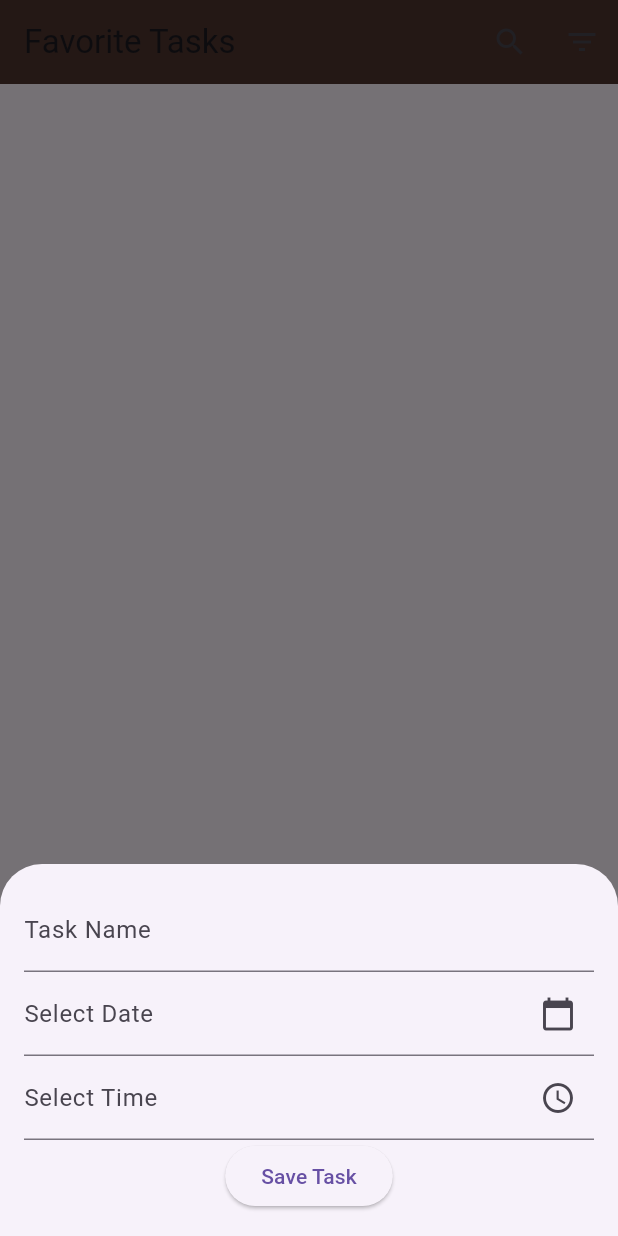
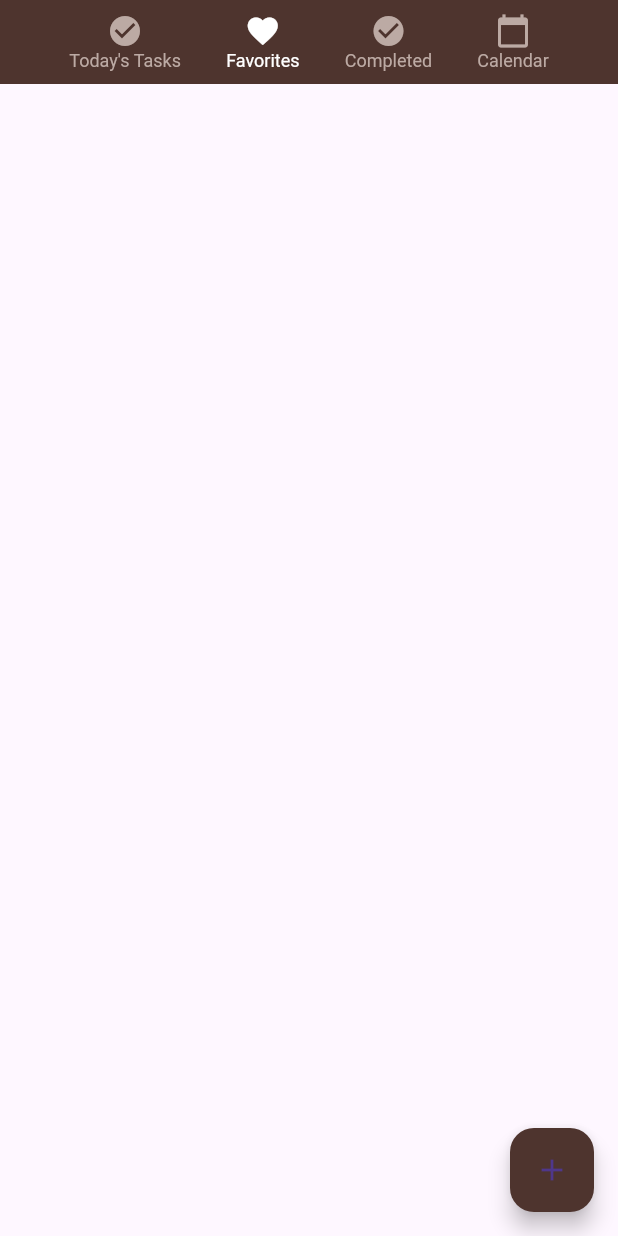
Before and after one commit to fizzzzaaa/task_management_app, a Flutter app: the FavoritesScreen screen opened directly, after a tap on the "add" icon, on a phone screen of 412 x 824 dp. Run offline on Flutter 3.47's test engine with Material 3 defaults, Android fonts, the phone set to English and light mode, and no system bars; our stand-ins replace hive_flutter, sqflite; accounts and stored records are empty; statements that could not run were skipped.

Commit message:
added new method to show the task on the screen

```diff
--- a/lib/database.dart
+++ b/lib/database.dart
@@ -1,14 +1,12 @@
 import 'package:sqflite/sqflite.dart';
 import 'package:path/path.dart';
-import 'task_model.dart';
+import 'task_model.dart'; // Ensure you have this import for your Task model
 
 class DatabaseHelper {
   static final DatabaseHelper _instance = DatabaseHelper._internal();
+  factory DatabaseHelper() => _instance;
+
   static Database? _database;
-
-  factory DatabaseHelper() {
-    return _instance;
-  }
 
   DatabaseHelper._internal();
 
@@ -19,41 +17,37 @@ class DatabaseHelper {
   }
 
   Future<Database> _initDatabase() async {
+    String path = join(await getDatabasesPath(), 'tasks.db');
     return await openDatabase(
-      join(await getDatabasesPath(), 'tasks.db'),
+      path,
+      version: 1,
       onCreate: (db, version) {
         return db.execute(
-          'CREATE TABLE tasks(id INTEGER PRIMARY KEY AUTOINCREMENT, title TEXT, date TEXT, time TEXT, isCompleted INTEGER)',
+          'CREATE TABLE tasks(id INTEGER PRIMARY KEY AUTOINCREMENT, title TEXT, date TEXT, time TEXT, isFavorite INTEGER)',
         );
       },
-      version: 1,
     );
   }
 
-  Future<List<Task>> getAllTasks() async {
+  // Method to get favorite tasks
+  Future<List<Task>> getFavoriteTasks() async {
     final db = await database;
-    final List<Map<String, dynamic>> maps = await db.query('tasks');
+    final List<Map<String, dynamic>> maps = await db.query(
+      'tasks',
+      where: 'isFavorite = ?',
+      whereArgs: [1], // Assuming 1 indicates that the task is a favorite
+    );
 
     return List.generate(maps.length, (i) {
-      return Task.fromMap(maps[i]);
+      return Task(
+        id: maps[i]['id'],
+        title: maps[i]['title'],
+        date: maps[i]['date'],
+        time: maps[i]['time'],
+        // Add other fields if necessary
+      );
     });
   }
 
-  Future<void> insertTask(Task task) async {
-    final db = await database;
-    await db.insert(
-      'tasks',
-      task.toMap(),
-      conflictAlgorithm: ConflictAlgorithm.replace,
-    );
-  }
-
-  Future<void> deleteTask(int id) async {
-    final db = await database;
-    await db.delete(
-      'tasks',
-      where: 'id = ?',
-      whereArgs: [id],
-    );
-  }
+// Add other database methods (insert, update, delete) here
 }
--- a/lib/favorites_screen.dart
+++ b/lib/favorites_screen.dart
@@ -1,6 +1,9 @@
 import 'package:flutter/material.dart';
-import 'database.dart'; // Import your SQLite database helper
-import 'task_model.dart'; // Import your Task model
+import 'database.dart'; // Import the database helper
+import 'task_model.dart'; // Import the TaskItem
+import 'todaytask.dart'; // Import TodayTaskPage
+import 'completed_screen.dart'; // Import CompletedScreen
+import 'calendar_screen.dart'; // Import CalendarScreen
 
 class FavoritesScreen extends StatefulWidget {
   @override
@@ -8,9 +11,8 @@ class FavoritesScreen extends StatefulWidget {
 }
 
 class _FavoritesScreenState extends State<FavoritesScreen> {
-  List<Task> favoriteTasks = []; // List to hold favorite tasks
-  String? taskDate; // To hold the selected date
-  String? taskTime; // To hold the selected time
+  List<Task> favoriteTasks = []; // List to store favorite tasks
+  int _selectedIndex = 1; // Track the selected index for the bottom navigation bar
 
   @override
   void initState() {
@@ -19,179 +21,94 @@ class _FavoritesScreenState extends State<FavoritesScreen> {
   }
 
   Future<void> _loadFavoriteTasks() async {
-    final dbHelper = DatabaseHelper(); // Create an instance of DatabaseHelper
-    final tasks = await dbHelper.getAllTasks(); // Fetch all tasks from the database
+    final dbHelper = DatabaseHelper();
+    final allFavorites = await dbHelper.getFavoriteTasks(); // Fetch favorite tasks
     setState(() {
-      favoriteTasks = tasks.where((task) => task.isFavorite).toList(); // Filter for favorite tasks
+      favoriteTasks = allFavorites; // Update state with fetched favorite tasks
     });
   }
 
-  void _showTaskInputModal() {
-    String taskName = ''; // Variable to hold the task name
+  // Function to handle bottom navigation
+  void _onItemTapped(int index) {
+    setState(() {
+      _selectedIndex = index; // Update the selected index
+    });
 
-    showModalBottomSheet(
-      context: context,
-      builder: (context) {
-        return Padding(
-          padding: const EdgeInsets.all(16.0),
-          child: Column(
-            mainAxisSize: MainAxisSize.min,
-            children: [
-              TextField(
-                decoration: InputDecoration(labelText: 'Task Name'),
-                onChanged: (value) {
-                  taskName = value; // Save task name input
-                },
-              ),
-              TextField(
-                readOnly: true,
-                decoration: InputDecoration(
-                  labelText: taskDate ?? 'Select Date',
-                  suffixIcon: Icon(Icons.calendar_today),
-                ),
-                onTap: () async {
-                  // Show date picker when the TextField is tapped
-                  final pickedDate = await showDatePicker(
-                    context: context,
-                    initialDate: DateTime.now(),
-                    firstDate: DateTime(2000),
-                    lastDate: DateTime(2101),
-                  );
-                  if (pickedDate != null) {
-                    setState(() {
-                      taskDate = '${pickedDate.toLocal()}'.split(' ')[0]; // Format date as 'YYYY-MM-DD'
-                    });
-                  }
-                },
-              ),
-              TextField(
-                readOnly: true,
-                decoration: InputDecoration(
-                  labelText: taskTime ?? 'Select Time',
-                  suffixIcon: Icon(Icons.access_time),
-                ),
-                onTap: () async {
-                  // Show time picker when the TextField is tapped
-                  final pickedTime = await showTimePicker(
-                    context: context,
-                    initialTime: TimeOfDay.now(),
-                  );
-                  if (pickedTime != null) {
-                    setState(() {
-                      taskTime = pickedTime.format(context); // Format time as 'HH:MM AM/PM'
-                    });
-                  }
-                },
-              ),
-              ElevatedButton(
-                onPressed: () {
-                  if (taskName.isNotEmpty && taskDate != null && taskTime != null) {
-                    _saveTask(taskName, taskDate!, taskTime!);
-                    Navigator.pop(context); // Close the modal
-                  }
-                },
-                child: Text('Save Task'),
-              ),
-            ],
-          ),
-        );
-      },
-    );
-  }
-
-  Future<void> _saveTask(String name, String date, String time) async {
-    final newTask = Task(
-      title: name,
-      date: date,  // Include date
-      time: time,  // Include time
-      isFavorite: true, // Set isFavorite to true for favorite tasks
-    );
-    final dbHelper = DatabaseHelper();
-    await dbHelper.insertTask(newTask); // Insert the task into the SQLite database
-    _loadFavoriteTasks(); // Reload favorite tasks after addition
-  }
-
-  Future<void> _deleteTask(int id) async {
-    final dbHelper = DatabaseHelper();
-    await dbHelper.deleteTask(id); // Delete the task from the SQLite database
-    _loadFavoriteTasks(); // Reload tasks after deletion
-  }
-
-  void _showTaskOptionsMenu(Task task) {
-    showMenu(
-      context: context,
-      position: RelativeRect.fromLTRB(100.0, 100.0, 0.0, 0.0),
-      items: [
-        PopupMenuItem(
-          value: 'edit',
-          child: Text('Edit Task'),
-        ),
-        PopupMenuItem(
-          value: 'complete',
-          child: Text('Mark as Completed'),
-        ),
-        PopupMenuItem(
-          value: 'delete',
-          child: Text('Delete Task'),
-        ),
-      ],
-    ).then((value) {
-      if (value != null) {
-        switch (value) {
-          case 'edit':
-          // Implement edit task functionality here
-            break;
-          case 'complete':
-          // Implement mark as completed functionality here
-            break;
-          case 'delete':
-            _deleteTask(task.id!); // Use task.id for deletion, if it's included
-            break;
-        }
-      }
-    });
+    switch (index) {
+      case 0:
+        Navigator.pushReplacement(context, MaterialPageRoute(builder: (context) => TodayTaskPage()));
+        break;
+      case 1:
+      // Stay on favorites screen
+        break;
+      case 2:
+        Navigator.pushReplacement(context, MaterialPageRoute(builder: (context) => CompletedScreen()));
+        break;
+      case 3:
+        Navigator.pushReplacement(context, MaterialPageRoute(builder: (context) => CalendarScreen()));
+        break;
+    }
   }
 
   @override
   Widget build(BuildContext context) {
     return Scaffold(
       appBar: AppBar(
-        title: Text('Favorite Tasks'),
+        title: Row(
+          mainAxisAlignment: MainAxisAlignment.spaceEvenly,
+          children: [
+            _buildNavButton(Icons.check_circle, 'Today\'s Tasks', 0),
+            _buildNavButton(Icons.favorite, 'Favorites', 1),
+            _buildNavButton(Icons.check_circle, 'Completed', 2),
+            _buildNavButton(Icons.calendar_today, 'Calendar', 3),
+          ],
+        ),
         backgroundColor: Colors.brown[800],
-        actions: [
-          IconButton(
-            icon: Icon(Icons.search),
-            onPressed: () {
-              // Implement search functionality if needed
-            },
-          ),
-          IconButton(
-            icon: Icon(Icons.filter_list),
-            onPressed: () {
-              // Implement filter functionality if needed
-            },
-          ),
-        ],
+        automaticallyImplyLeading: false,
       ),
       body: ListView.builder(
         itemCount: favoriteTasks.length,
         itemBuilder: (context, index) {
-          final task = favoriteTasks[index];
-          return ListTile(
-            title: Text(task.title),
-            subtitle: Text('${task.date} at ${task.time}'), // Display date and time
-            trailing: IconButton(
-              icon: Icon(Icons.more_vert),
-              onPressed: () => _showTaskOptionsMenu(task), // Show options menu on button press
+          return Card(
+            margin: EdgeInsets.all(10),
+            child: ListTile(
+              title: Text(favoriteTasks[index].title),
+              subtitle: Text('${favoriteTasks[index].date} at ${favoriteTasks[index].time}'),
+              // Add any additional functionality here, such as edit or delete
             ),
           );
         },
       ),
       floatingActionButton: FloatingActionButton(
-        onPressed: _showTaskInputModal,
+        onPressed: () {
+          // Implement functionality to add a new favorite task
+        },
         child: Icon(Icons.add),
         backgroundColor: Colors.brown[800],
       ),
     );
   }
+
+  Widget _buildNavButton(IconData icon, String label, int index) {
+    return GestureDetector(
+      onTap: () {
+        _onItemTapped(index);
+      },
+      child: Column(
+        children: [
+          Icon(
+            icon,
+            color: _selectedIndex == index ? Colors.white : Colors.brown[200],
+          ),
+          Text(
+            label,
+            style: TextStyle(
+              color: _selectedIndex == index ? Colors.white : Colors.brown[200],
+              fontSize: 12,
+            ),
+          ),
+        ],
+      ),
+    );
+  }
 }
```
